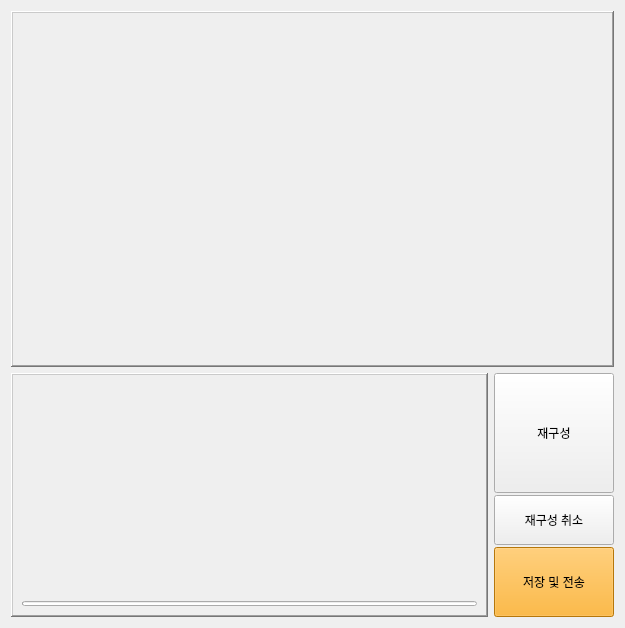
This is Project/src/imaging/ImagingSW/imagingmanager.ui in AndaCondaa/Dental_Imaging_SW_System as Qt 5 draws it before an edit. The edited form follows.
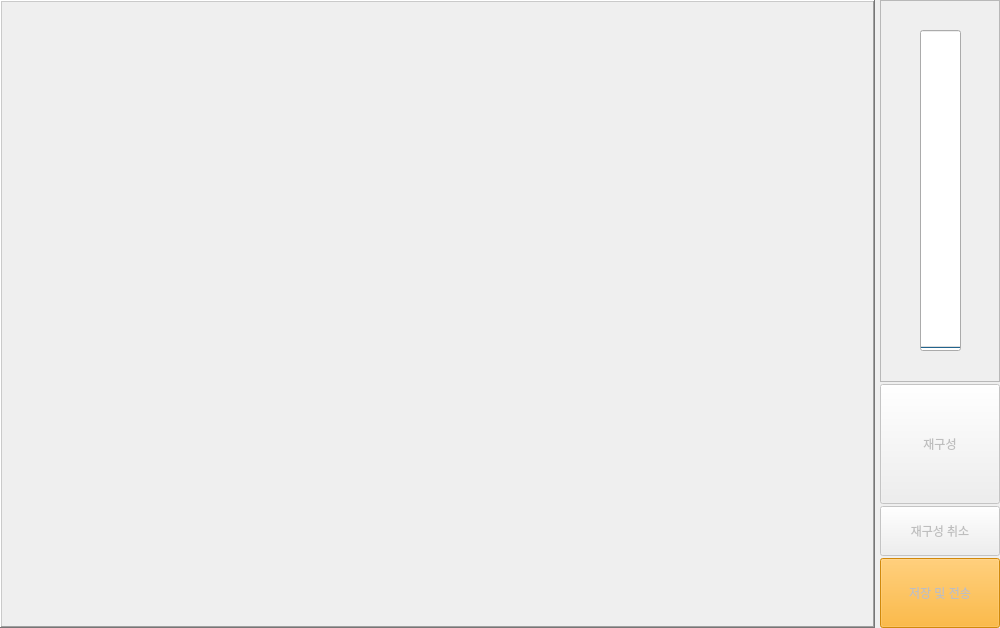
This is the edited form.

```diff
--- a/Project/src/imaging/ImagingSW/imagingmanager.ui
+++ b/Project/src/imaging/ImagingSW/imagingmanager.ui
@@ -6,7 +6,7 @@
    <rect>
     <x>0</x>
     <y>0</y>
-    <width>625</width>
+    <width>1000</width>
     <height>628</height>
    </rect>
   </property>
@@ -15,33 +15,20 @@
   </property>
   <layout class="QVBoxLayout" name="verticalLayout_2">
    <property name="spacing">
-    <number>6</number>
+    <number>5</number>
    </property>
-   <item>
-    <widget class="QFrame" name="frame_2">
-     <property name="sizePolicy">
-      <sizepolicy hsizetype="Expanding" vsizetype="Expanding">
-       <horstretch>0</horstretch>
-       <verstretch>0</verstretch>
-      </sizepolicy>
-     </property>
-     <property name="frameShape">
-      <enum>QFrame::WinPanel</enum>
-     </property>
-     <property name="frameShadow">
-      <enum>QFrame::Raised</enum>
-     </property>
-     <layout class="QGridLayout" name="gridLayout">
-      <item row="0" column="0">
-       <widget class="QLabel" name="reconLabel">
-        <property name="text">
-         <string/>
-        </property>
-       </widget>
-      </item>
-     </layout>
-    </widget>
-   </item>
+   <property name="leftMargin">
+    <number>0</number>
+   </property>
+   <property name="topMargin">
+    <number>0</number>
+   </property>
+   <property name="rightMargin">
+    <number>0</number>
+   </property>
+   <property name="bottomMargin">
+    <number>0</number>
+   </property>
    <item>
     <layout class="QHBoxLayout" name="horizontalLayout_2">
      <item>
@@ -59,6 +46,21 @@
         <enum>QFrame::Raised</enum>
        </property>
        <layout class="QGridLayout" name="gridLayout_2">
+        <property name="leftMargin">
+         <number>0</number>
+        </property>
+        <property name="topMargin">
+         <number>0</number>
+        </property>
+        <property name="rightMargin">
+         <number>0</number>
+        </property>
+        <property name="bottomMargin">
+         <number>0</number>
+        </property>
+        <property name="spacing">
+         <number>0</number>
+        </property>
         <item row="1" column="0">
          <widget class="QLabel" name="frameLabel">
           <property name="frameShape">
@@ -69,8 +71,39 @@
           </property>
          </widget>
         </item>
-        <item row="2" column="0">
+       </layout>
+      </widget>
+     </item>
+     <item>
+      <layout class="QHBoxLayout" name="horizontalLayout">
+       <item>
+        <layout class="QVBoxLayout" name="verticalLayout">
+         <property name="spacing">
+          <number>2</number>
+         </property>
+         <item>
+          <widget class="QFrame" name="frame_2">
+           <property name="sizePolicy">
+            <sizepolicy hsizetype="Preferred" vsizetype="Expanding">
+             <horstretch>0</horstretch>
+             <verstretch>0</verstretch>
+            </sizepolicy>
+           </property>
+           <property name="frameShape">
+            <enum>QFrame::StyledPanel</enum>
+           </property>
+           <property name="frameShadow">
+            <enum>QFrame::Raised</enum>
+           </property>
          <widget class="QProgressBar" name="progressBar">
+            <property name="geometry">
+             <rect>
+              <x>40</x>
+              <y>30</y>
+              <width>41</width>
+              <height>321</height>
+             </rect>
+            </property>
           <property name="sizePolicy">
            <sizepolicy hsizetype="Expanding" vsizetype="Maximum">
             <horstretch>0</horstretch>
@@ -80,7 +113,7 @@
           <property name="maximumSize">
            <size>
             <width>16777215</width>
-            <height>5</height>
+              <height>1677777</height>
            </size>
           </property>
           <property name="styleSheet">
@@ -96,22 +129,16 @@
            <bool>false</bool>
           </property>
           <property name="orientation">
-           <enum>Qt::Horizontal</enum>
-          </property>
-         </widget>
-        </item>
-       </layout>
-      </widget>
-     </item>
-     <item>
-      <layout class="QHBoxLayout" name="horizontalLayout">
-       <item>
-        <layout class="QVBoxLayout" name="verticalLayout">
-         <property name="spacing">
-          <number>2</number>
-         </property>
+             <enum>Qt::Vertical</enum>
+            </property>
+           </widget>
+          </widget>
+         </item>
          <item>
           <widget class="QPushButton" name="reconButton">
+           <property name="enabled">
+            <bool>false</bool>
+           </property>
            <property name="sizePolicy">
             <sizepolicy hsizetype="Preferred" vsizetype="Preferred">
              <horstretch>0</horstretch>
@@ -131,6 +158,9 @@
          </item>
          <item>
           <widget class="QPushButton" name="reconCancelButton">
+           <property name="enabled">
+            <bool>false</bool>
+           </property>
            <property name="sizePolicy">
             <sizepolicy hsizetype="Preferred" vsizetype="Preferred">
              <horstretch>0</horstretch>
@@ -150,6 +180,9 @@
          </item>
          <item>
           <widget class="QPushButton" name="saveButton">
+           <property name="enabled">
+            <bool>false</bool>
+           </property>
            <property name="sizePolicy">
             <sizepolicy hsizetype="Preferred" vsizetype="Preferred">
              <horstretch>0</horstretch>
```
Left out of the diff: 2 changed lines with no effect on the pictures. Lines whose indentation alone changed are shown as unchanged.
